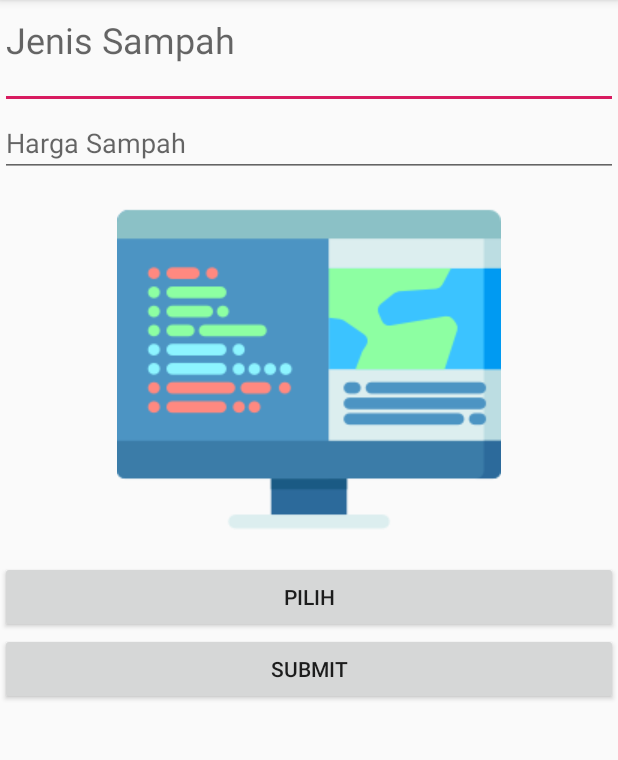
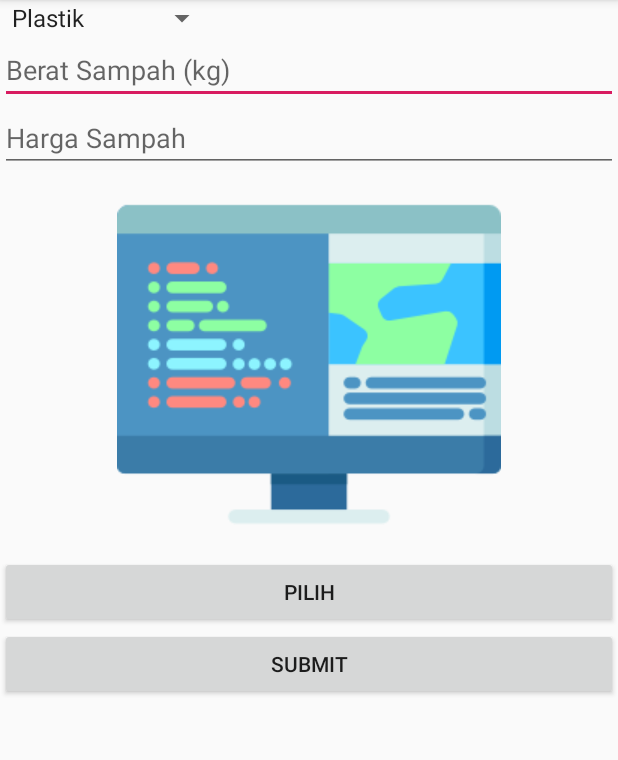
Before and after one commit to afandi9/BankSampah, an Android app: the Main3Activity screen opened directly, with no data from a screen before it, on a phone screen of 412 x 824 dp, the part 84-844 px from its top. Run offline under Robolectric (Android 15) with nearby library versions, the phone set to English and light mode, and no system bars; our stand-ins replace Firebase (no records; nobody signed in at launch, a user with empty details on screens opened directly).

Commit message:
commit seadanya, masih update tapi ngerjain ppl dulu ya

```diff
--- a/app/build.gradle
+++ b/app/build.gradle
@@ -38,4 +38,5 @@ dependencies {
     testImplementation 'junit:junit:4.12'
     androidTestImplementation 'com.android.support.test:runner:1.0.2'
     androidTestImplementation 'com.android.support.test.espresso:espresso-core:3.0.2'
+    implementation 'com.squareup.okhttp3:okhttp:3.4.1'
 }
--- a/app/src/main/java/com/example/banksampah/Main3Activity.java
+++ b/app/src/main/java/com/example/banksampah/Main3Activity.java
@@ -11,9 +11,12 @@ import android.support.design.widget.Snackbar;
 import android.support.v7.app.AppCompatActivity;
 import android.os.Bundle;
 import android.view.View;
+import android.widget.AdapterView;
+import android.widget.ArrayAdapter;
 import android.widget.Button;
 import android.widget.EditText;
 import android.widget.ImageView;
+import android.widget.Spinner;
 import android.widget.Toast;
 
 import com.google.android.gms.tasks.OnFailureListener;
@@ -27,12 +30,16 @@ import com.google.firebase.storage.StorageReference;
 import com.google.firebase.storage.UploadTask;
 
 import java.io.IOException;
+import java.text.SimpleDateFormat;
+import java.util.Date;
+import java.util.Locale;
 import java.util.UUID;
 
-public class Main3Activity extends AppCompatActivity {
+public class Main3Activity extends AppCompatActivity implements AdapterView.OnItemSelectedListener {
 
     private DatabaseReference db;
-    private EditText editTextJenis, editTextHarga;
+    private EditText editTextHarga, editTextKuantitas;
+    private String stringJenis = "Plastik";
     private Button btnPost,btnSelect;
 
     private FirebaseStorage storage;
@@ -53,7 +60,15 @@ public class Main3Activity extends AppCompatActivity {
         storage = FirebaseStorage.getInstance();
         storageReference = storage.getReferenceFromUrl("gs://banksampah-33c3b.appspot.com");
 
-        editTextJenis = (EditText) findViewById(R.id.et_jenis);
+        Spinner spinner = findViewById(R.id.spinner1);
+        ArrayAdapter<CharSequence> adapter = ArrayAdapter.createFromResource(this,
+                R.array.numbers, android.R.layout.simple_spinner_item);
+        adapter.setDropDownViewResource(android.R.layout.simple_spinner_dropdown_item);
+        spinner.setSelection(0);
+        spinner.setAdapter(adapter);
+        spinner.setOnItemSelectedListener(this);
+
+        editTextKuantitas = (EditText) findViewById(R.id.et_kuantitas);
         editTextHarga = (EditText) findViewById(R.id.et_harga);
         btnPost = (Button) findViewById(R.id.btn_submit);
 
@@ -94,12 +109,12 @@ public class Main3Activity extends AppCompatActivity {
                                     Uri downloadUrl = uri;
 
                                     String sampah = db.push().getKey();
-                                    Sampah post = new Sampah(editTextJenis.getText().toString(), editTextHarga.getText().toString(),downloadUrl.toString());
+                                    String date = new SimpleDateFormat("yyyy-MM-dd", Locale.getDefault()).format(new Date());
+                                    Sampah post = new Sampah(stringJenis, editTextHarga.getText().toString(),downloadUrl.toString(),date,editTextKuantitas.getText().toString());
 
-                                    db.child(getIntent().getStringExtra("marker")).push().setValue(post).addOnSuccessListener(new OnSuccessListener<Void>() {
+                                    db.child(getIntent().getStringExtra("arrayMarker")).push().setValue(post).addOnSuccessListener(new OnSuccessListener<Void>() {
                                         @Override
                                         public void onSuccess(Void aVoid) {
-                                            editTextJenis.setText("");
                                             editTextHarga.setText("");
                                             Snackbar.make(findViewById(R.id.btn_submit), "Data berhasil ditambahkan", Snackbar.LENGTH_LONG).show();
                                         }
@@ -151,4 +166,13 @@ public class Main3Activity extends AppCompatActivity {
     }
 
 
+    @Override
+    public void onItemSelected(AdapterView<?> parent, View view, int position, long id) {
+        stringJenis = parent.getItemAtPosition(position).toString();
+    }
+
+    @Override
+    public void onNothingSelected(AdapterView<?> parent) {
+
+    }
 }
--- a/app/src/main/res/layout/activity_tambah_sampah.xml
+++ b/app/src/main/res/layout/activity_tambah_sampah.xml
@@ -11,14 +11,17 @@
     android:layout_width="match_parent"
     android:layout_height="match_parent"
     android:orientation="vertical">
+    <Spinner
+        android:id="@+id/spinner1"
+        android:layout_width="wrap_content"
+        android:layout_height="wrap_content"/>
+
     <EditText
-        android:id="@+id/et_jenis"
+        android:id="@+id/et_kuantitas"
         android:layout_width="match_parent"
         android:layout_height="wrap_content"
-        android:hint="Jenis Sampah"
-        android:paddingBottom="30dp"
-        android:textSize="24sp" />
-
+        android:hint="Berat Sampah (kg)"
+        android:textSize="18sp" />
     <EditText
         android:id="@+id/et_harga"
         android:layout_width="match_parent"
--- a/app/src/main/res/values/strings.xml
+++ b/app/src/main/res/values/strings.xml
@@ -5,6 +5,16 @@
     <string name="title_dashboard">Dashboard</string>
     <string name="title_notifications">Notifications</string>
 
+    <string-array name="numbers">
+        <item>Plastik</item>
+        <item>Kertas</item>
+        <item>Organik</item>
+        <item>Alumunium</item>
+        <item>Besi</item>
+        <item>Tembaga</item>
+        <item>Kain</item>
+    </string-array>
+
     <!-- TODO: Remove or change this placeholder text -->
     <string name="hello_blank_fragment">Hello blank fragment</string>
     <string name="hello_user">Hello user fragment</string>
```
Also changed, not shown: app/src/main/java/com/example/banksampah/HomeFragment.java (+80 -16 lines), app/src/main/java/com/example/banksampah/Sampah.java (+21 -1 lines).
